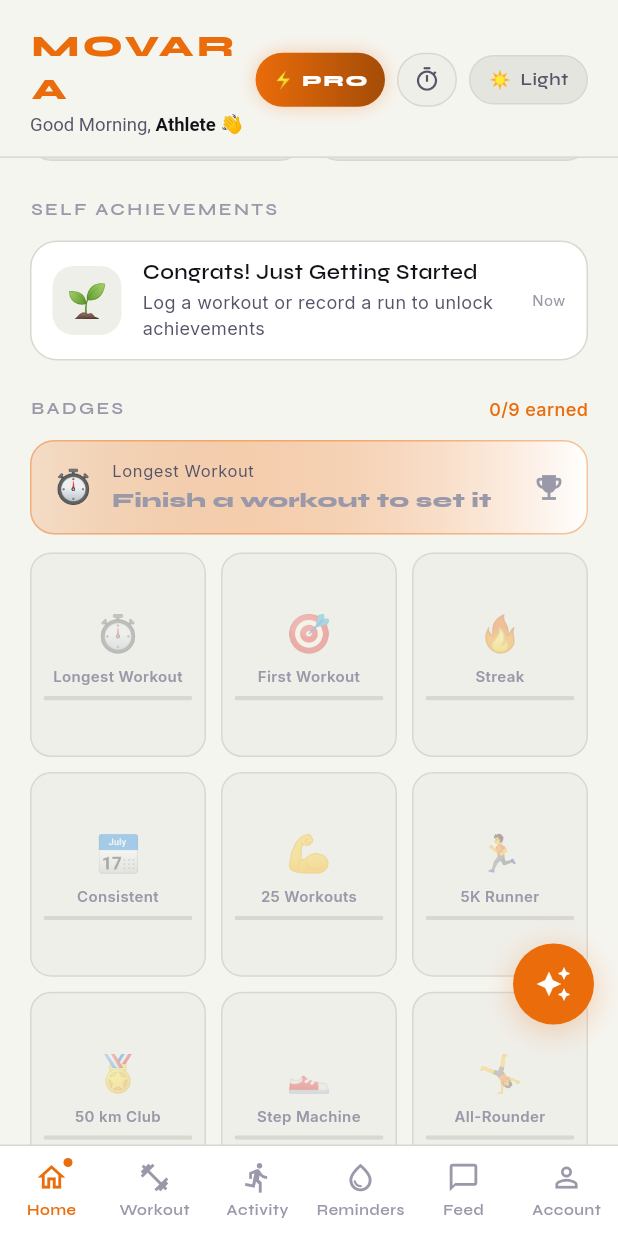
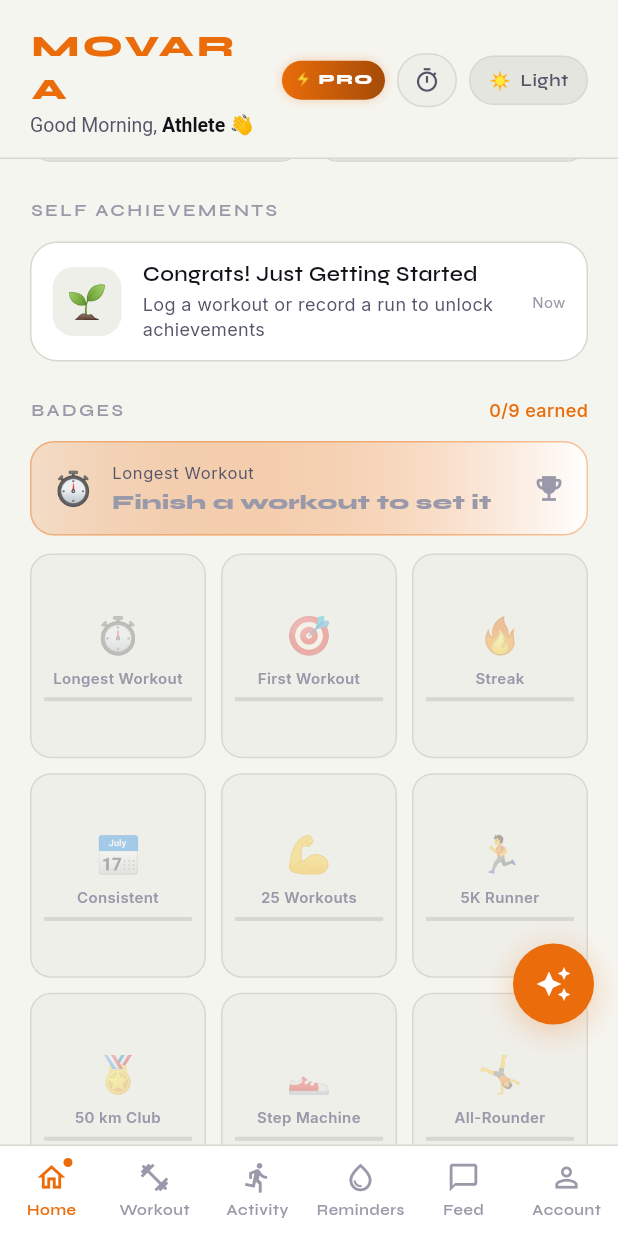
Before and after one commit to avneeshgautam/movara, a Flutter app: the screen it shows once a user with an empty profile is signed in, scrolled down 576 dp, on a phone screen of 412 x 824 dp. Run offline on Flutter 3.47's test engine with Material 3 defaults, Android fonts, the phone set to English and light mode, and no system bars; our stand-ins replace firebase_auth, firebase_core, flutter_local_notifications, flutter_map, flutter_markdown, flutter_timezone and 9 more; missing offline and left inert: dart:js_interop, gal, health; accounts and stored records are empty; network calls fail.

Commit message:
Make the top-bar PRO pill smaller
26px tall (was 36), 9pt text, softer glow, so it reads as a hint rather
than competing with the timer and theme controls.

Co-Authored-By: Claude Opus 5.5 <noreply@anthropic.com>

```diff
--- a/frontend/lib/widgets/movara_header.dart
+++ b/frontend/lib/widgets/movara_header.dart
@@ -113,24 +113,26 @@ class _ProPill extends StatelessWidget {
     return GestureDetector(
       key: const ValueKey('pro-pill'),
       onTap: onTap,
+      // Deliberately small: a hint, not a call to action competing with
+      // the timer and theme controls beside it.
       child: Container(
-        height: 36,
-        padding: const EdgeInsets.symmetric(horizontal: 11),
+        height: 26,
+        padding: const EdgeInsets.symmetric(horizontal: 8),
         alignment: Alignment.center,
         decoration: BoxDecoration(
           borderRadius: BorderRadius.circular(999),
           gradient: LinearGradient(
             colors: [c.accent, Color.lerp(c.accent, Colors.black, 0.3)!],
           ),
-          boxShadow: [BoxShadow(color: c.accentGlow, blurRadius: 10)],
+          boxShadow: [BoxShadow(color: c.accentGlow, blurRadius: 6)],
         ),
         child: Text(
           '⚡ PRO',
           style: AppTheme.display(
             color: Colors.white,
-            fontSize: 11,
+            fontSize: 9,
             fontWeight: FontWeight.w800,
-            letterSpacing: 1.2,
+            letterSpacing: 1,
           ),
         ),
       ),
```
